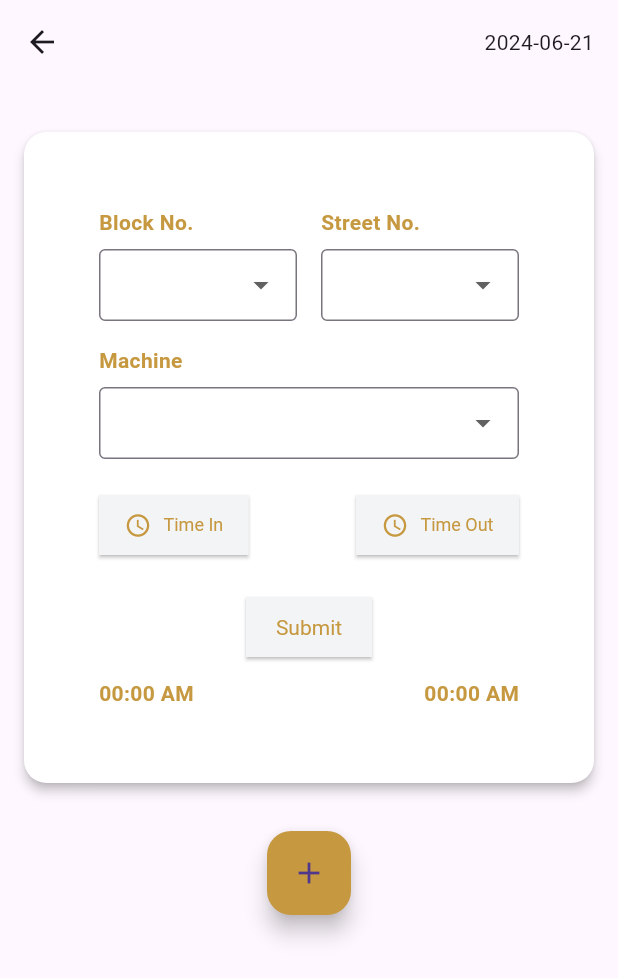
After one commit to Hamid-Raza-22/alnoortown, a Flutter app: the DevelopmentPage screen opened by its route, after a tap on "Road Maintenance", on a phone screen of 412 x 824 dp. The commit adds this screen. Shown: the top 978 px of the screen. Run offline on Flutter 3.47's test engine with Material 3 defaults, Android fonts, the light colour scheme and no system bars; our stand-ins replace animate_do, flutter_local_notifications, get, shared_preferences; missing offline and left inert: flutter_foreground_task, workmanager; accounts and stored records are empty.

Commit message:
21 July 2024 - Arfa comitted

```diff
--- a/lib/Screens/building_work.dart
+++ b/lib/Screens/building_work.dart
@@ -1,13 +1,13 @@
 import 'package:flutter/material.dart';
 
-class building_work extends StatefulWidget {
-  const building_work({super.key});
+class BuildingWork extends StatefulWidget {
+  const BuildingWork({super.key});
 
   @override
-  State<building_work> createState() => _building_workState();
+  State<BuildingWork> createState() => _BuildingWorkState();
 }
 
-class _building_workState extends State<building_work> {
+class _BuildingWorkState extends State<BuildingWork> {
   @override
   Widget build(BuildContext context) {
     return Scaffold();
--- a/lib/Screens/development_page.dart
+++ b/lib/Screens/development_page.dart
@@ -1,4 +1,9 @@
 import 'package:flutter/material.dart';
+import 'light_poles_work.dart';
+import 'maindrain_work_page.dart';
+import 'road_maintenance_page.dart';
+import 'sewerage_work_page.dart';
+
 
 class DevelopmentPage extends StatefulWidget {
   const DevelopmentPage({Key? key}) : super(key: key);
@@ -75,8 +80,37 @@ class _DevelopmentPageState extends State<DevelopmentPage> {
   }
 
   Widget item(int index) {
-    return AnimatedContainer(
-      height: 140,
+    return GestureDetector(
+      onTap: () {
+        switch (index) {
+          case 0:
+            Navigator.push(
+              context,
+              MaterialPageRoute(builder: (context) => RoadMaintenancePage()),
+            );
+            break;
+          case 1:
+            Navigator.push(
+              context,
+              MaterialPageRoute(builder: (context) => SewerageWork()),
+            );
+            break;
+          case 2:
+            Navigator.push(
+              context,
+              MaterialPageRoute(builder: (context) =>  LightPolesWork()),
+            );
+            break;
+          case 3:
+            Navigator.push(
+              context,
+              MaterialPageRoute(builder: (context) => maindrain()),
+            );
+            break;
+        }
+      },
+      child: AnimatedContainer(
+        height: 130,
         width: screenWidth,
         curve: Curves.linear,
         duration: Duration(milliseconds: 300 + (index * 200)),
@@ -130,6 +164,7 @@ class _DevelopmentPageState extends State<DevelopmentPage> {
             ),
           ],
         ),
+      ),
     );
   }
 }
--- a/lib/Screens/homepage.dart
+++ b/lib/Screens/homepage.dart
@@ -105,14 +105,14 @@ class _HomePageState extends State<HomePage> with WidgetsBindingObserver {
                 },
                 icon: Icon(
                   controller.isClockedIn.value ? Icons.timer_off : Icons.timer,
-                  color: controller.isClockedIn.value ? Colors.red : Colors.green,
+                  color: controller.isClockedIn.value ? Color(0xFFC69840):Color(0xFFC69840),
                 ),
                 label: Text(
                   controller.isClockedIn.value ? 'Clock Out' : 'Clock In',
                   style: const TextStyle(fontSize: 14),
                 ),
                 style: ElevatedButton.styleFrom(
-                  foregroundColor: controller.isClockedIn.value ? Colors.red : Colors.green,
+                  foregroundColor: controller.isClockedIn.value ? Color(0xFFC69840) : Color(0xFFC69840),
                   backgroundColor: Colors.white,
                   shape: RoundedRectangleBorder(
                     borderRadius: BorderRadius.circular(10),
@@ -125,7 +125,6 @@ class _HomePageState extends State<HomePage> with WidgetsBindingObserver {
       ),
     );
   }
-
   Widget buildCard(BuildContext context, String imagePath, String route) {
     return GestureDetector(
       onTap: () {
--- /dev/null
+++ b/lib/Screens/light_poles_work.dart
@@ -0,0 +1,15 @@
+import 'package:flutter/material.dart';
+
+class LightPolesWork extends StatelessWidget {
+  @override
+  Widget build(BuildContext context) {
+    return Scaffold(
+      appBar: AppBar(
+        title: Text("Road Maintenance"),
+      ),
+      body: Center(
+        child: Text("Road Maintenance Page Content"),
+      ),
+    );
+  }
+}
--- /dev/null
+++ b/lib/Screens/maindrain_work_page.dart
@@ -0,0 +1,15 @@
+import 'package:flutter/material.dart';
+
+class maindrain extends StatelessWidget {
+  @override
+  Widget build(BuildContext context) {
+    return Scaffold(
+      appBar: AppBar(
+        title: Text("Road Maintenance"),
+      ),
+      body: Center(
+        child: Text("Road Maintenance Page Content"),
+      ),
+    );
+  }
+}
--- a/lib/Screens/new_material.dart
+++ b/lib/Screens/new_material.dart
@@ -1,13 +1,13 @@
 import 'package:flutter/material.dart';
 
-class new_material extends StatefulWidget {
-  const new_material({super.key});
+class NewMaterial extends StatefulWidget {
+  const NewMaterial({super.key});
 
   @override
-  State<new_material> createState() => _new_materialState();
+  State<NewMaterial> createState() => _NewMaterialState();
 }
 
-class _new_materialState extends State<new_material> {
+class _NewMaterialState extends State<NewMaterial> {
   @override
   Widget build(BuildContext context) {
     return Scaffold();
--- /dev/null
+++ b/lib/Screens/road_maintenance_page.dart
@@ -0,0 +1,293 @@
+import 'package:flutter/material.dart';
+import 'dart:async';
+import 'package:intl/intl.dart';
+
+class RoadMaintenancePage extends StatefulWidget {
+  @override
+  _RoadMaintenancePageState createState() => _RoadMaintenancePageState();
+}
+
+class _RoadMaintenancePageState extends State<RoadMaintenancePage> {
+  final List<String> machines = [
+    "Excavator", "Bulldozer", "Crane", "Loader", "Dump Truck", "Forklift", "Paver"
+  ];
+  final List<Icon> machineIcons = [
+    Icon(Icons.construction, color: Color(0xFFC69840)), // Example: Changing color to blue
+    Icon(Icons.agriculture, color: Color(0xFFC69840)),
+    Icon(Icons.account_balance, color: Color(0xFFC69840)),
+    Icon(Icons.local_shipping, color: Color(0xFFC69840)),
+    Icon(Icons.fire_truck, color: Color(0xFFC69840)),
+    Icon(Icons.precision_manufacturing, color: Color(0xFFC69840)),
+    Icon(Icons.add_box, color: Color(0xFFC69840)),
+  ];
+  final List<String> blocks = ["Block A", "Block B", "Block C", "Block D", "Block E", "Block F", "Block G"];
+  final List<String> streets = ["Street 1", "Street 2", "Street 3", "Street 4", "Street 5", "Street 6", "Street 7"];
+
+  List<Map<String, dynamic>> containerDataList = [];
+
+  @override
+  void initState() {
+    super.initState();
+    containerDataList.add(createInitialContainerData());
+  }
+
+  Map<String, dynamic> createInitialContainerData() {
+    return {
+      "selectedMachine": null,
+      "selectedBlock": null,
+      "selectedStreet": null,
+      "clockInTime": "00:00 AM",
+      "clockOutTime": "00:00 AM",
+    };
+  }
+
+  String getCurrentDate() {
+    final now = DateTime.now();
+    return DateFormat('yyyy-MM-dd').format(now);
+  }
+
+  @override
+  Widget build(BuildContext context) {
+    return Scaffold(
+      appBar: AppBar(
+        actions: [
+          Padding(
+            padding: const EdgeInsets.symmetric(horizontal: 16.0),
+            child: Center(
+              child: Text(
+                getCurrentDate(),
+                style: TextStyle(fontSize: 14),
+              ),
+            ),
+          ),
+        ],
+      ),
+      body: SingleChildScrollView(
+        padding: EdgeInsets.all(16.0),
+        child: Column(
+          crossAxisAlignment: CrossAxisAlignment.start,
+          children: [
+            SizedBox(height: 16),
+            ...containerDataList.asMap().entries.map((entry) {
+              int index = entry.key;
+              return buildContainer(index);
+            }).toList(),
+            SizedBox(height: 16),
+            Center(
+              child: FloatingActionButton(
+                onPressed: () {
+                  setState(() {
+                    containerDataList.add(createInitialContainerData());
+                  });
+                },
+                child: Icon(Icons.add),
+                backgroundColor: Color(0xFFC69840),
+              ),
+            ),
+          ],
+        ),
+      ),
+    );
+  }
+
+  Widget buildContainer(int index) {
+    var containerData = containerDataList[index];
+    return Card(
+      margin: EdgeInsets.only(bottom: 16),
+      elevation: 3,
+      shape: RoundedRectangleBorder(borderRadius: BorderRadius.circular(15)),
+      color: Colors.white,
+      child: Padding(
+        padding: const EdgeInsets.all(50.0),
+        child: Column(
+          crossAxisAlignment: CrossAxisAlignment.start,
+          children: [
+            buildBlockStreetRow(containerData),
+            SizedBox(height: 16),
+            const Text(
+              "Machine",
+              style: TextStyle(fontSize: 14, fontWeight: FontWeight.bold, color: Color(0xFFC69840)),
+            ),
+            const SizedBox(height: 8),
+            DropdownButtonFormField<String>(
+              value: containerData["selectedMachine"],
+              items: machines.asMap().entries.map((entry) {
+                int idx = entry.key;
+                String machine = entry.value;
+                return DropdownMenuItem(
+                  value: machine,
+                  child: Row(
+                    children: [
+                      machineIcons[idx],
+                      SizedBox(width: 8),
+                      Text(machine),
+                    ],
+                  ),
+                );
+              }).toList(),
+              onChanged: (value) {
+                setState(() {
+                  containerData["selectedMachine"] = value;
+                });
+              },
+              decoration: InputDecoration(
+                border: OutlineInputBorder(
+                  borderSide: BorderSide(color: Color(0xFFC69840)),
+                ),
+                contentPadding: EdgeInsets.symmetric(horizontal: 8),
+              ),
+            ),
+            const SizedBox(height: 20),
+            buildTimeButtons(containerData),
+            const SizedBox(height: 20),
+            Center(
+              child: ElevatedButton(
+                onPressed: () {
+                  final selectedMachine = containerData["selectedMachine"];
+                  final selectedBlock = containerData["selectedBlock"];
+                  final selectedStreet = containerData["selectedStreet"];
+                  final clockInTime = containerData["clockInTime"];
+                  final clockOutTime = containerData["clockOutTime"];
+
+                  ScaffoldMessenger.of(context).showSnackBar(
+                    SnackBar(
+                      content: Text(
+                        'Selected: $selectedMachine, $selectedBlock, $selectedStreet, Time In: $clockInTime, Time Out: $clockOutTime',
+                      ),
+                    ),
+                  );
+                },
+                child: const Text('Submit', style: TextStyle(color: Color(0xFFC69840))), // Text color golden
+                style: ElevatedButton.styleFrom(
+                  backgroundColor: Color(0xFFF3F4F6),
+                  padding: const EdgeInsets.symmetric(horizontal: 20, vertical: 12),
+                  textStyle: const TextStyle(fontSize: 14),
+                  shape: RoundedRectangleBorder(
+                    borderRadius: BorderRadius.zero,
+                  ),
+                ),
+              ),
+            ),
+            const SizedBox(height: 10),
+            Center(
+              child: Row(
+                mainAxisAlignment: MainAxisAlignment.spaceBetween,
+                children: [
+                  Text(
+                    '${containerData["clockInTime"]}',
+                    style: TextStyle(fontSize: 14, fontWeight: FontWeight.bold, color: Color(0xFFC69840)),
+                  ),
+                  Text(
+                    '${containerData["clockOutTime"]}',
+                    style: TextStyle(fontSize: 14, fontWeight: FontWeight.bold, color: Color(0xFFC69840)),
+                  ),
+                ],
+              ),
+            )
+          ],
+        ),
+      ),
+    );
+  }
+
+  Widget buildBlockStreetRow(Map<String, dynamic> containerData) {
+    return Row(
+      children: [
+        Expanded(
+          child: buildDropdownField(
+              "Block No." , containerData, "selectedBlock", blocks
+          ),
+        ),
+        SizedBox(width: 16),
+        Expanded(
+          child: buildDropdownField(
+              "Street No.", containerData, "selectedStreet", streets
+          ),
+        ),
+      ],
+    );
+  }
+
+  Widget buildDropdownField(String title, Map<String, dynamic> containerData, String key, List<String> items) {
+    return Column(
+      crossAxisAlignment: CrossAxisAlignment.start,
+      children: [
+        Text(
+          title,
+          style: TextStyle(fontSize: 14, fontWeight: FontWeight.bold, color: Color(0xFFC69840)),
+        ),
+        const SizedBox(height: 8),
+        DropdownButtonFormField<String>(
+          value: containerData[key],
+          items: items.map((item) {
+            return DropdownMenuItem(
+              value: item,
+              child: Text(item),
+            );
+          }).toList(),
+          onChanged: (value) {
+            setState(() {
+              containerData[key] = value;
+            });
+          },
+          decoration: InputDecoration(
+            border: OutlineInputBorder(
+              borderSide: BorderSide(color: Color(0xFFC69840)),
+            ),
+            contentPadding: EdgeInsets.symmetric(horizontal: 8),
+          ),
+        ),
+      ],
+    );
+  }
+
+  Widget buildTimeButtons(Map<String, dynamic> containerData) {
+    return Row(
+      mainAxisAlignment: MainAxisAlignment.spaceBetween,
+      children: [
+        ElevatedButton.icon(
+          onPressed: () {
+            setState(() {
+              containerData["clockInTime"] = getCurrentTime();
+            });
+          },
+          icon: Icon(Icons.access_time, color: Color(0xFFC69840)),
+          label: const Text('Time In', style: TextStyle(color: Color(0xFFC69840))),
+          style: ElevatedButton.styleFrom(
+            backgroundColor: Color(0xFFF3F4F6),
+            padding: const EdgeInsets.symmetric(horizontal: 17, vertical: 10),
+            textStyle: const TextStyle(fontSize: 12),
+            shape: RoundedRectangleBorder(
+              borderRadius: BorderRadius.zero,
+            ),
+          ),
+        ),
+        ElevatedButton.icon(
+          onPressed: () {
+            setState(() {
+              containerData["clockOutTime"] = getCurrentTime();
+            });
+          },
+          icon: Icon(Icons.access_time, color: Color(0xFFC69840)),
+          label: const Text('Time Out', style: TextStyle(color: Color(0xFFC69840))),
+          style: ElevatedButton.styleFrom(
+            backgroundColor: Color(0xFFF3F4F6),
+            padding: const EdgeInsets.symmetric(horizontal: 17, vertical: 10),
+            textStyle: const TextStyle(fontSize: 12),
+            shape: RoundedRectangleBorder(
+              borderRadius: BorderRadius.zero,
+            ),
+          ),
+        ),
+      ],
+    );
+  }
+
+  String getCurrentTime() {
+    final now = DateTime.now();
+    String period = now.hour >= 12 ? 'PM' : 'AM';
+    int hour = now.hour % 12;
+    hour = hour == 0 ? 12 : hour;
+    return "${hour.toString().padLeft(2, '0')}:${now.minute.toString().padLeft(2, '0')} $period";
+  }
+}
--- /dev/null
+++ b/lib/Screens/sewerage_work_page.dart
@@ -0,0 +1,15 @@
+import 'package:flutter/material.dart';
+
+class SewerageWork extends StatelessWidget {
+  @override
+  Widget build(BuildContext context) {
+    return Scaffold(
+      appBar: AppBar(
+        title: Text("Road Maintenance"),
+      ),
+      body: Center(
+        child: Text("Road Maintenance Page Content"),
+      ),
+    );
+  }
+}
--- a/lib/main.dart
+++ b/lib/main.dart
@@ -22,8 +22,8 @@ Future<void> main() async {
         GetPage(name: '/home', page: () => const HomePage()),
         GetPage(name: '/development', page: () => const DevelopmentPage()),
         GetPage(name: '/materialShifting', page: () => const MaterialShiftingPage()),
-      GetPage(name: '/newMaterial', page: () => const new_material()),
-      GetPage(name: '/buildingWork', page: () => const building_work()),
+      GetPage(name: '/newMaterial', page: () => const NewMaterial()),
+      GetPage(name: '/buildingWork', page: () => const BuildingWork()),
     ],
 
   ),
```
Also changed, not shown: pubspec.lock. Lines whose indentation alone changed are shown as unchanged.
